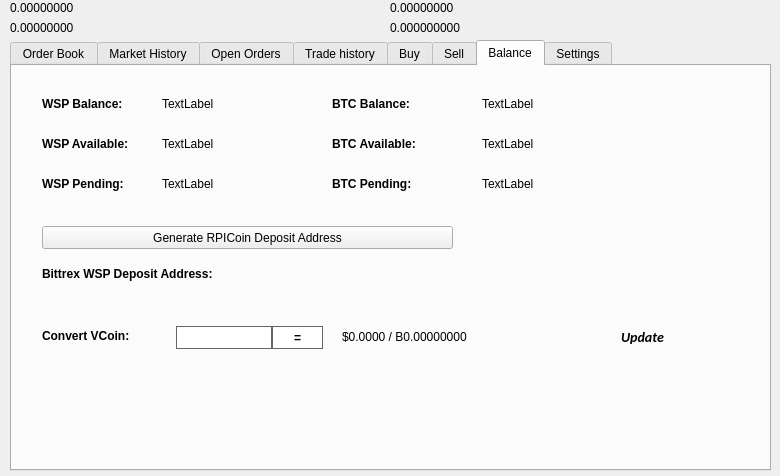
rpicoin/rpicore, file src/qt/forms/tradingdialog.ui: the form before one commit.
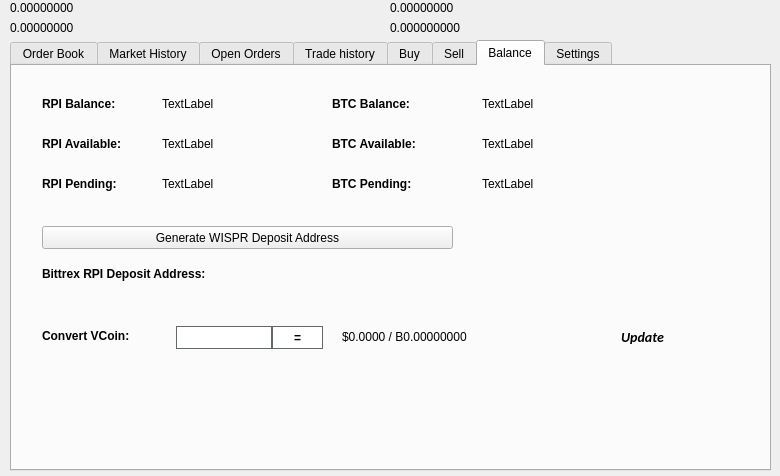
The form after the commit. The open tabs and pages were chosen to show the change. Icons and pictures are not drawn.

Patch:
```diff
--- a/src/qt/forms/tradingdialog.ui
+++ b/src/qt/forms/tradingdialog.ui
@@ -2762,7 +2762,7 @@
       </font>
      </property>
      <property name="text">
-      <string>WSP Balance:</string>
+      <string>RPI Balance:</string>
      </property>
     </widget>
     <widget class="QLabel" name="label_12">
@@ -2813,7 +2813,7 @@
       </font>
      </property>
      <property name="text">
-      <string>WSP Available:</string>
+      <string>RPI Available:</string>
      </property>
     </widget>
     <widget class="QLabel" name="label_14">
@@ -2832,7 +2832,7 @@
       </font>
      </property>
      <property name="text">
-      <string>WSP Pending:</string>
+      <string>RPI Pending:</string>
      </property>
     </widget>
     <widget class="QLabel" name="WSPPendingLabel">
@@ -2928,7 +2928,7 @@
       </font>
      </property>
      <property name="text">
-      <string>Bittrex WSP Deposit Address:</string>
+      <string>Bittrex RPI Deposit Address:</string>
      </property>
     </widget>
     <widget class="QPushButton" name="GenDepositBTN">
@@ -2941,7 +2941,7 @@
       </rect>
      </property>
      <property name="text">
-      <string>Generate RPICoin Deposit Address</string>
+      <string>Generate WISPR Deposit Address</string>
      </property>
      <property name="icon">
       <iconset resource="../RPICoin.qrc">
```
Left out of the diff: 46 changed lines with no effect on the pictures.
